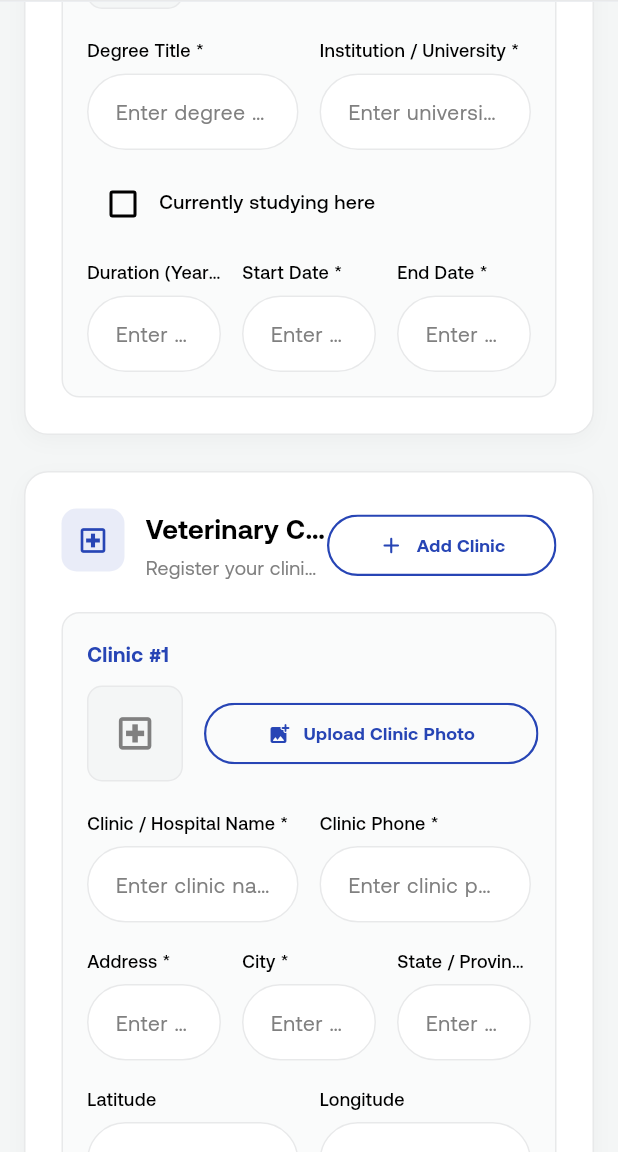
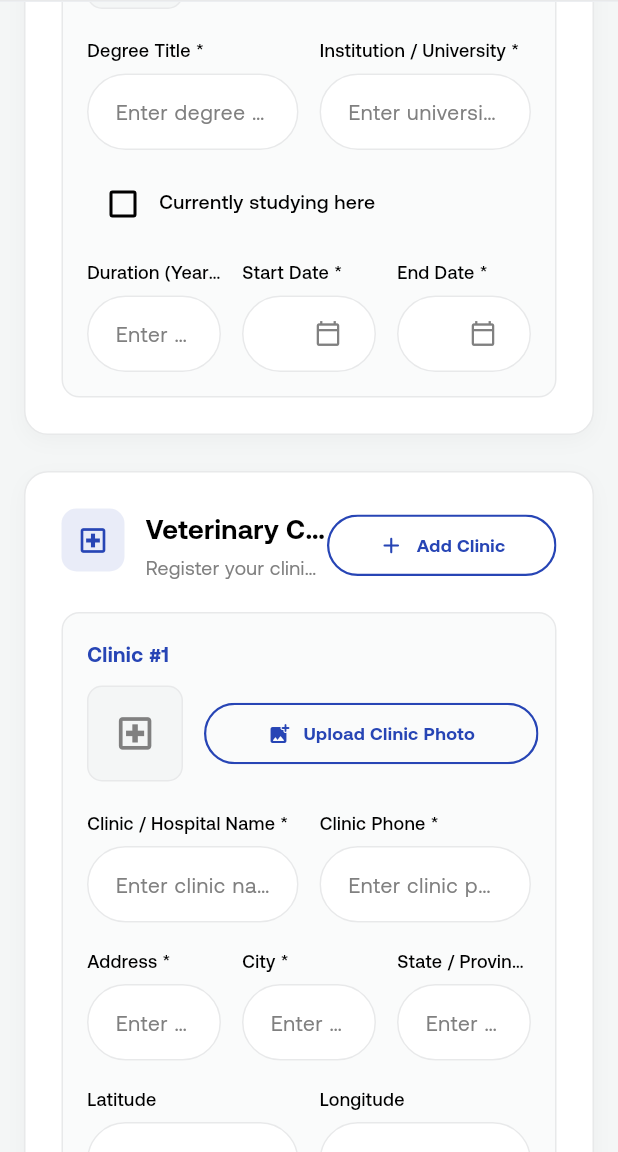
Before and after one commit to codewithawaiskhan/petConnectOnBoardingPanel, a Flutter app: the VetOnboardingScreen screen opened by its route, scrolled down 2304 dp, on a phone screen of 412 x 824 dp, the part 84-1236 px from its top. Run offline on Flutter 3.47's test engine with Material 3 defaults, Android fonts, the phone set to English and light mode, and no system bars; our stand-ins replace cached_network_image, cherry_toast, file_picker, fl_chart, flutter_spinkit, flutter_svg and 7 more; accounts and stored records are empty; network calls fail.

Commit message:
Add reusable CustomDatePickerField and integrate across onboarding forms

```diff
--- /dev/null
+++ b/lib/src/core/presentation/widgets/custom_date_picker_field.dart
@@ -0,0 +1 @@
+export '../../../shared/presentation/widgets/custom_date_picker_field.dart';
--- a/lib/src/features/vet_onboarding/presentation/screens/vet_onboarding_screen.dart
+++ b/lib/src/features/vet_onboarding/presentation/screens/vet_onboarding_screen.dart
@@ -6,6 +6,7 @@ import '../../../../core/presentation/widgets/app_logo.dart';
 import '../../../../core/presentation/widgets/app_text.dart';
 import '../../../../core/presentation/widgets/custom_button.dart';
 import '../../../../core/presentation/widgets/custom_text_field.dart';
+import '../../../../shared/presentation/widgets/custom_date_picker_field.dart';
 import '../../../../core/utils/responsive_extensions.dart';
 import '../providers/doctor_onboarding_provider.dart';
 
@@ -1159,11 +1160,10 @@ class _VetOnboardingScreenState extends State<VetOnboardingScreen>
                                     ),
                                     const SizedBox(width: 14),
                                     Expanded(
-                                      child: CustomTextField(
+                                      child: CustomDatePickerField(
                                         initialValue: item.startDate,
                                         title: "Start Date *",
-                                        hintText:
-                                            "Enter start date (e.g. 2015-09-01)",
+                                        hintText: "YYYY-MM-DD",
                                         onChanged: (val) =>
                                             item.startDate = val,
                                       ),
@@ -1171,11 +1171,10 @@ class _VetOnboardingScreenState extends State<VetOnboardingScreen>
                                     if (!isCurrentlyStudying) ...[
                                       const SizedBox(width: 14),
                                       Expanded(
-                                        child: CustomTextField(
+                                        child: CustomDatePickerField(
                                           initialValue: item.endDate ?? '',
                                           title: "End Date *",
-                                          hintText:
-                                              "Enter end date (e.g. 2020-06-30)",
+                                          hintText: "YYYY-MM-DD",
                                           onChanged: (val) =>
                                               item.endDate = val,
                                         ),
@@ -1562,10 +1561,10 @@ class _VetOnboardingScreenState extends State<VetOnboardingScreen>
                           ],
                         ),
                         const SizedBox(height: 12),
-                        CustomTextField(
+                        CustomDatePickerField(
                           initialValue: item.licenseExpiryDate,
                           title: "Expiry Date (ISO 8601) *",
-                          hintText: "Enter expiry date (e.g. 2028-12-31)",
+                          hintText: "YYYY-MM-DD",
                           onChanged: (val) => item.licenseExpiryDate = val,
                         ),
                       ],
@@ -1780,11 +1779,10 @@ class _VetOnboardingScreenState extends State<VetOnboardingScreen>
                                 Row(
                                   children: [
                                     Expanded(
-                                      child: CustomTextField(
+                                      child: CustomDatePickerField(
                                         initialValue: item.jobStartDate,
                                         title: "Start Date *",
-                                        hintText:
-                                            "Enter start date (e.g. 2018-01-01)",
+                                        hintText: "YYYY-MM-DD",
                                         onChanged: (val) =>
                                             item.jobStartDate = val,
                                       ),
@@ -1792,11 +1790,10 @@ class _VetOnboardingScreenState extends State<VetOnboardingScreen>
                                     if (!isCurrentlyWorking) ...[
                                       const SizedBox(width: 14),
                                       Expanded(
-                                        child: CustomTextField(
+                                        child: CustomDatePickerField(
                                           initialValue: item.jobEndDate ?? '',
                                           title: "End Date *",
-                                          hintText:
-                                              "Enter end date (e.g. 2023-12-31)",
+                                          hintText: "YYYY-MM-DD",
                                           onChanged: (val) =>
                                               item.jobEndDate = val,
                                         ),
--- /dev/null
+++ b/lib/src/shared/presentation/widgets/custom_date_picker_field.dart
@@ -0,0 +1,174 @@
+import 'package:flutter/material.dart';
+import 'package:intl/intl.dart';
+import '../../../core/constants/app_colors.dart';
+import '../../../core/presentation/widgets/custom_text_field.dart';
+
+class CustomDatePickerField extends StatefulWidget {
+  final String? title;
+  final String? hintText;
+  final String? initialValue;
+  final TextEditingController? controller;
+  final DateTime? firstDate;
+  final DateTime? lastDate;
+  final ValueChanged<String>? onChanged;
+  final ValueChanged<DateTime>? onDateSelected;
+  final FormFieldValidator<String>? validator;
+  final bool isEnable;
+  final Color? fillColor;
+  final double radius;
+  final double? width;
+  final Widget? prefixIcon;
+  final Widget? suffixIcon;
+  final DateFormat? dateFormat;
+
+  const CustomDatePickerField({
+    super.key,
+    this.title,
+    this.hintText,
+    this.initialValue,
+    this.controller,
+    this.firstDate,
+    this.lastDate,
+    this.onChanged,
+    this.onDateSelected,
+    this.validator,
+    this.isEnable = true,
+    this.fillColor,
+    this.radius = 30,
+    this.width,
+    this.prefixIcon,
+    this.suffixIcon,
+    this.dateFormat,
+  });
+
+  @override
+  State<CustomDatePickerField> createState() => _CustomDatePickerFieldState();
+}
+
+class _CustomDatePickerFieldState extends State<CustomDatePickerField>
+    with AppColors {
+  late final TextEditingController _effectiveController;
+  bool _isLocalController = false;
+  late final DateFormat _formatter;
+
+  @override
+  void initState() {
+    super.initState();
+    _formatter = widget.dateFormat ?? DateFormat('yyyy-MM-dd');
+    if (widget.controller != null) {
+      _effectiveController = widget.controller!;
+      if (widget.initialValue != null &&
+          widget.initialValue!.isNotEmpty &&
+          _effectiveController.text.isEmpty) {
+        _effectiveController.text = widget.initialValue!;
+      }
+    } else {
+      _isLocalController = true;
+      _effectiveController = TextEditingController(
+        text: widget.initialValue ?? '',
+      );
+    }
+  }
+
+  @override
+  void didUpdateWidget(covariant CustomDatePickerField oldWidget) {
+    super.didUpdateWidget(oldWidget);
+    if (widget.initialValue != oldWidget.initialValue &&
+        widget.initialValue != null &&
+        widget.initialValue != _effectiveController.text) {
+      _effectiveController.text = widget.initialValue!;
+    }
+  }
+
+  @override
+  void dispose() {
+    if (_isLocalController) {
+      _effectiveController.dispose();
+    }
+    super.dispose();
+  }
+
+  Future<void> _selectDate() async {
+    if (!widget.isEnable) return;
+
+    final now = DateTime.now();
+    final first = widget.firstDate ?? DateTime(1900);
+    final last = widget.lastDate ?? DateTime(2100);
+
+    DateTime initial = now;
+    if (_effectiveController.text.trim().isNotEmpty) {
+      try {
+        initial = _formatter.parseStrict(_effectiveController.text.trim());
+      } catch (_) {
+        try {
+          initial = DateTime.parse(_effectiveController.text.trim());
+        } catch (_) {
+          initial = now;
+        }
+      }
+    }
+
+    if (initial.isBefore(first)) {
+      initial = first;
+    }
+    if (initial.isAfter(last)) {
+      initial = last;
+    }
+
+    final pickedDate = await showDatePicker(
+      context: context,
+      initialDate: initial,
+      firstDate: first,
+      lastDate: last,
+      builder: (context, child) {
+        return Theme(
+          data: Theme.of(context).copyWith(
+            colorScheme: ColorScheme.light(
+              primary: primaryColor,
+              onPrimary: Colors.white,
+              onSurface: textPrimaryColor,
+            ),
+            textButtonTheme: TextButtonThemeData(
+              style: TextButton.styleFrom(foregroundColor: primaryColor),
+            ),
+          ),
+          child: child!,
+        );
+      },
+    );
+
+    if (pickedDate != null) {
+      final formatted = _formatter.format(pickedDate);
+      _effectiveController.text = formatted;
+      widget.onChanged?.call(formatted);
+      widget.onDateSelected?.call(pickedDate);
+    }
+  }
+
+  @override
+  Widget build(BuildContext context) {
+    return CustomTextField(
+      title: widget.title,
+      hintText: widget.hintText ?? 'YYYY-MM-DD',
+      controller: _effectiveController,
+      readOnly: true,
+      onTap: _selectDate,
+      isEnable: widget.isEnable,
+      fillColor: widget.fillColor,
+      radius: widget.radius,
+      width: widget.width,
+      prefixIcon: widget.prefixIcon,
+      suffixIcon:
+          widget.suffixIcon ??
+          IconButton(
+            icon: Icon(
+              Icons.calendar_today_outlined,
+              size: 18,
+              color: textSecondaryColor,
+            ),
+            onPressed: widget.isEnable ? _selectDate : null,
+          ),
+      validator: widget.validator,
+    );
+  }
+}
```
Also changed, not shown: lib/src/features/service_provider_onboarding/presentation/screens/service_provider_onboarding_screen.dart (+11 -5 lines).
